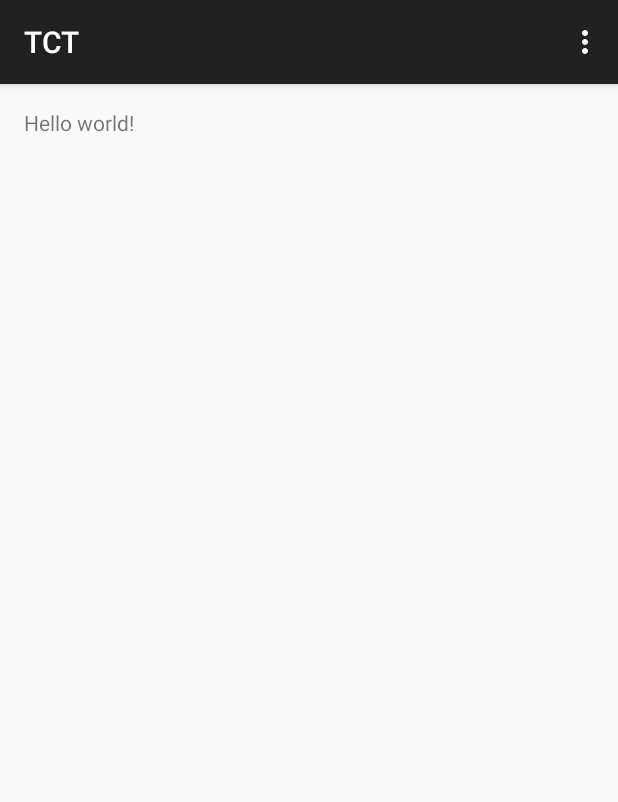
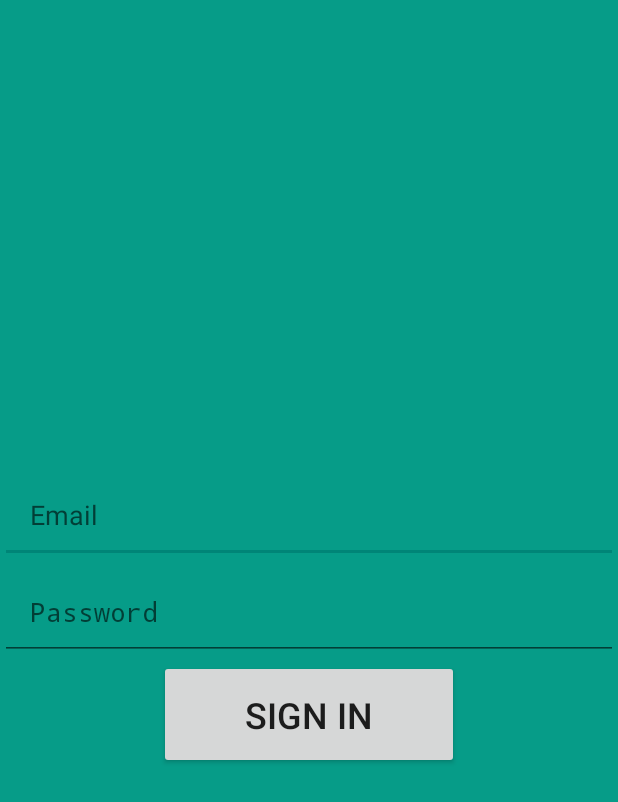
Before and after one commit to AppChallenge/LTW, an Android app: the screen it shows after launch (MainActivity), on a phone screen of 412 x 824 dp. Shown: the top 802 px of the screen. Run offline under Robolectric (Android 15) with nearby library versions, the phone set to English and light mode, and no system bars.

Commit message:
Scratch login ui.

```diff
--- a/code/android/app/src/main/AndroidManifest.xml
+++ b/code/android/app/src/main/AndroidManifest.xml
@@ -1,12 +1,15 @@
 <?xml version="1.0" encoding="utf-8"?>
-<manifest xmlns:android="http://schemas.android.com/apk/res/android"
+<manifest
+    xmlns:android="http://schemas.android.com/apk/res/android"
     package="com.autodesk.tct" >
 
     <uses-permission android:name="android.permission.INTERNET" />
 
+    <uses-sdk android:minSdkVersion="14" android:targetSdkVersion="22"/>
+
     <application
         android:allowBackup="true"
-        android:icon="@mipmap/ic_launcher"
+        android:icon="@drawable/ic_launcher"
         android:label="@string/app_name"
         android:theme="@style/AppTheme" >
 
--- a/code/android/app/src/main/java/com/autodesk/tct/MainActivity.java
+++ b/code/android/app/src/main/java/com/autodesk/tct/MainActivity.java
@@ -1,66 +1,22 @@
 package com.autodesk.tct;
 
-import android.support.v7.app.ActionBarActivity;
-import android.support.v7.app.ActionBar;
-import android.support.v4.app.Fragment;
+import android.app.Activity;
 import android.os.Bundle;
-import android.view.LayoutInflater;
-import android.view.Menu;
-import android.view.MenuItem;
-import android.view.View;
-import android.view.ViewGroup;
-import android.os.Build;
+
+import com.autodesk.tct.com.autodesk.tct.authentication.AuthenticationUtil;
+import com.autodesk.tct.com.autodesk.tct.authentication.LoginFragment;
 
 
-public class MainActivity extends ActionBarActivity {
+public class MainActivity extends Activity {
 
     @Override
     protected void onCreate(Bundle savedInstanceState) {
         super.onCreate(savedInstanceState);
         setContentView(R.layout.activity_main);
-        if (savedInstanceState == null) {
-            getSupportFragmentManager().beginTransaction()
-                    .add(R.id.container, new PlaceholderFragment())
+        if (!AuthenticationUtil.isSignedIn()) {
+            getFragmentManager().beginTransaction()
+                    .add(R.id.container, new LoginFragment())
                     .commit();
         }
     }
-
-
-    @Override
-    public boolean onCreateOptionsMenu(Menu menu) {
-        // Inflate the menu; this adds items to the action bar if it is present.
-        getMenuInflater().inflate(R.menu.menu_main, menu);
-        return true;
-    }
-
-    @Override
-    public boolean onOptionsItemSelected(MenuItem item) {
-        // Handle action bar item clicks here. The action bar will
-        // automatically handle clicks on the Home/Up button, so long
-        // as you specify a parent activity in AndroidManifest.xml.
-        int id = item.getItemId();
-
-        //noinspection SimplifiableIfStatement
-        if (id == R.id.action_settings) {
-            return true;
-        }
-
-        return super.onOptionsItemSelected(item);
-    }
-
-    /**
-     * A placeholder fragment containing a simple view.
-     */
-    public static class PlaceholderFragment extends Fragment {
-
-        public PlaceholderFragment() {
-        }
-
-        @Override
-        public View onCreateView(LayoutInflater inflater, ViewGroup container,
-                                 Bundle savedInstanceState) {
-            View rootView = inflater.inflate(R.layout.fragment_main, container, false);
-            return rootView;
-        }
-    }
 }
--- /dev/null
+++ b/code/android/app/src/main/java/com/autodesk/tct/com/autodesk/tct/authentication/AuthenticationUtil.java
@@ -0,0 +1,17 @@
+package com.autodesk.tct.com.autodesk.tct.authentication;
+
+/**
+ * Created by wangya on 5/12/15.
+ */
+public class AuthenticationUtil {
+
+    private static User sUser = null;
+    public AuthenticationUtil() {
+    }
+
+    public static boolean isSignedIn() {
+        return sUser != null && sUser.getName() != null;
+    }
+
+
+}
--- /dev/null
+++ b/code/android/app/src/main/java/com/autodesk/tct/com/autodesk/tct/authentication/LoginFragment.java
@@ -0,0 +1,23 @@
+package com.autodesk.tct.com.autodesk.tct.authentication;
+
+import android.app.Fragment;
+import android.os.Bundle;
+import android.view.LayoutInflater;
+import android.view.View;
+import android.view.ViewGroup;
+
+import com.autodesk.tct.R;
+
+public class LoginFragment extends Fragment {
+
+    public LoginFragment() {
+
+    }
+
+    @Override
+    public View onCreateView(LayoutInflater inflater, ViewGroup container,
+                             Bundle savedInstanceState) {
+        View rootView = inflater.inflate(R.layout.fragment_login, container, false);
+        return rootView;
+    }
+}
--- /dev/null
+++ b/code/android/app/src/main/java/com/autodesk/tct/com/autodesk/tct/authentication/User.java
@@ -0,0 +1,23 @@
+package com.autodesk.tct.com.autodesk.tct.authentication;
+
+/**
+ * Created by wangya on 5/12/15.
+ */
+public class User {
+
+    private final String mName;
+    private final boolean mAdmin;
+
+    public User(String name, boolean isAdmin) {
+        mName = name;
+        mAdmin = isAdmin;
+    }
+
+    public String getName() {
+        return mName;
+    }
+
+    public boolean isAdmin() {
+        return mAdmin;
+    }
+}
--- a/code/android/app/src/main/res/layout/activity_main.xml
+++ b/code/android/app/src/main/res/layout/activity_main.xml
@@ -1,4 +1,11 @@
-<FrameLayout xmlns:android="http://schemas.android.com/apk/res/android"
-    xmlns:tools="http://schemas.android.com/tools" android:id="@+id/container"
-    android:layout_width="match_parent" android:layout_height="match_parent"
-    tools:context="com.autodesk.tct.MainActivity" tools:ignore="MergeRootFrame" />
+<RelativeLayout xmlns:android="http://schemas.android.com/apk/res/android"
+    android:id="@+id/container"
+    android:layout_width="match_parent"
+    android:layout_height="match_parent" >
+    <TextView
+        android:layout_width="wrap_content"
+        android:layout_height="wrap_content"
+        android:layout_centerInParent="true"
+        android:textSize="30sp"/>
+
+</RelativeLayout>
--- /dev/null
+++ b/code/android/app/src/main/res/layout/fragment_login.xml
@@ -0,0 +1,46 @@
+<?xml version="1.0" encoding="utf-8"?>
+<RelativeLayout xmlns:android="http://schemas.android.com/apk/res/android"
+    android:layout_width="match_parent"
+    android:layout_height="match_parent"
+    android:gravity="center"
+    android:background="@color/login_background_color">
+
+
+    <EditText
+        android:id="@+id/edit_email"
+        android:layout_width="match_parent"
+        android:layout_height="wrap_content"
+        android:padding="@dimen/login_item_padding"
+        android:hint="Email"
+        android:inputType="textEmailAddress"
+        android:textColor="@color/login_text_color"
+        android:singleLine="true" />
+
+    <EditText
+        android:id="@+id/edit_password"
+        android:layout_width="match_parent"
+        android:layout_height="wrap_content"
+        android:layout_below="@id/edit_email"
+        android:padding="@dimen/login_item_padding"
+        android:hint="Password"
+        android:inputType="textPassword"
+        android:textColor="@color/login_text_color"
+        android:singleLine="true" />
+
+    <Button
+        android:id="@+id/btn_login"
+        android:layout_width="@dimen/login_button_width"
+        android:layout_height="wrap_content"
+        android:layout_centerHorizontal="true"
+        android:layout_below="@id/edit_password"
+        android:padding="@dimen/login_item_padding"
+        android:text="@string/sign_in"
+        android:textSize="@dimen/login_button_text_size" />
+
+    <ProgressBar
+        android:id="@+id/progressBar"
+        android:layout_width="wrap_content"
+        android:layout_height="wrap_content"
+        android:visibility="invisible" />
+
+</RelativeLayout>
--- a/code/android/app/src/main/res/layout/fragment_main.xml
+++ /dev/null
@@ -1,12 +0,0 @@
-<RelativeLayout xmlns:android="http://schemas.android.com/apk/res/android"
-    xmlns:tools="http://schemas.android.com/tools" android:layout_width="match_parent"
-    android:layout_height="match_parent" android:paddingLeft="@dimen/activity_horizontal_margin"
-    android:paddingRight="@dimen/activity_horizontal_margin"
-    android:paddingTop="@dimen/activity_vertical_margin"
-    android:paddingBottom="@dimen/activity_vertical_margin"
-    tools:context="com.autodesk.tct.MainActivity$PlaceholderFragment">
-
-    <TextView android:text="@string/hello_world" android:layout_width="wrap_content"
-        android:layout_height="wrap_content" />
-
-</RelativeLayout>
--- a/code/android/app/src/main/res/menu/menu_main.xml
+++ /dev/null
@@ -1,6 +0,0 @@
-<menu xmlns:android="http://schemas.android.com/apk/res/android"
-    xmlns:app="http://schemas.android.com/apk/res-auto"
-    xmlns:tools="http://schemas.android.com/tools" tools:context="com.autodesk.tct.MainActivity">
-    <item android:id="@+id/action_settings" android:title="@string/action_settings"
-        android:orderInCategory="100" app:showAsAction="never" />
-</menu>
--- /dev/null
+++ b/code/android/app/src/main/res/values-large/dimens.xml
@@ -0,0 +1,9 @@
+<resources>
+    <!-- Default screen margins, per the Android Design guidelines. -->
+    <dimen name="activity_horizontal_margin">24dp</dimen>
+    <dimen name="activity_vertical_margin">24dp</dimen>
+    <!-- login ui -->
+    <dimen name="login_item_padding">30dp</dimen>
+    <dimen name="login_button_width">300dp</dimen>
+    <dimen name="login_button_text_size">36sp</dimen>
+</resources>
--- a/code/android/app/src/main/res/values-w820dp/dimens.xml
+++ /dev/null
@@ -1,6 +0,0 @@
-<resources>
-    <!-- Example customization of dimensions originally defined in res/values/dimens.xml
-         (such as screen margins) for screens with more than 820dp of available width. This
-         would include 7" and 10" devices in landscape (~960dp and ~1280dp respectively). -->
-    <dimen name="activity_horizontal_margin">64dp</dimen>
-</resources>
--- /dev/null
+++ b/code/android/app/src/main/res/values-xlarge/dimens.xml
@@ -0,0 +1,9 @@
+<resources>
+    <!-- Default screen margins, per the Android Design guidelines. -->
+    <dimen name="activity_horizontal_margin">32dp</dimen>
+    <dimen name="activity_vertical_margin">32dp</dimen>
+    <!-- login ui -->
+    <dimen name="login_item_padding">40dp</dimen>
+    <dimen name="login_button_width">400dp</dimen>
+    <dimen name="login_button_text_size">48sp</dimen>
+</resources>
--- /dev/null
+++ b/code/android/app/src/main/res/values/colors.xml
@@ -0,0 +1,5 @@
+<?xml version="1.0" encoding="utf-8"?>
+<resources>
+    <color name="login_background_color">#FF069C88</color>
+    <color name="login_text_color">#FFFFFFFF</color>
+</resources>
--- a/code/android/app/src/main/res/values/dimens.xml
+++ b/code/android/app/src/main/res/values/dimens.xml
@@ -2,4 +2,8 @@
     <!-- Default screen margins, per the Android Design guidelines. -->
     <dimen name="activity_horizontal_margin">16dp</dimen>
     <dimen name="activity_vertical_margin">16dp</dimen>
+    <!-- login ui -->
+    <dimen name="login_item_padding">20dp</dimen>
+    <dimen name="login_button_width">200dp</dimen>
+    <dimen name="login_button_text_size">24sp</dimen>
 </resources>
--- a/code/android/app/src/main/res/values/strings.xml
+++ b/code/android/app/src/main/res/values/strings.xml
@@ -1,6 +1,12 @@
 <resources>
     <string name="app_name">TCT</string>
     <string name="title_activity_main">MainActivity</string>
-    <string name="hello_world">Hello world!</string>
-    <string name="action_settings">Settings</string>
+    <!-- login ui -->
+    <string name="hint_email">Email</string>
+    <string name="hint_password">Password</string>
+    <string name="sign_in">Sign In</string>
+    <string name="login_succeeded">Sign in succeeded!</string>
+    <string name="login_failed">Sign in failed!</string>
+
+
 </resources>
```
Also changed, not shown: code/android/app/src/main/res/drawable-large-xhdpi/ic_launcher.png (renamed from code/android/app/src/main/res/mipmap-mdpi/ic_launcher.png), code/android/app/src/main/res/drawable-xhdpi/ic_launcher.png (renamed from code/android/app/src/main/res/mipmap-hdpi/ic_launcher.png), code/android/app/src/main/res/drawable-xlarge-xhdpi/ic_launcher.png (renamed from code/android/app/src/main/res/mipmap-xhdpi/ic_launcher.png), code/android/app/src/main/res/drawable-xxhdpi/ic_launcher.png (renamed from code/android/app/src/main/res/mipmap-xxhdpi/ic_launcher.png).
